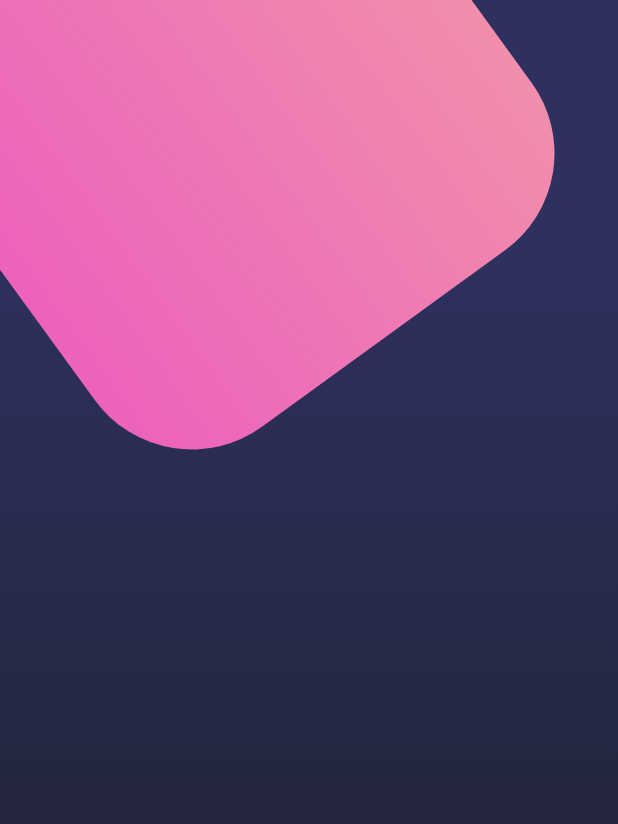
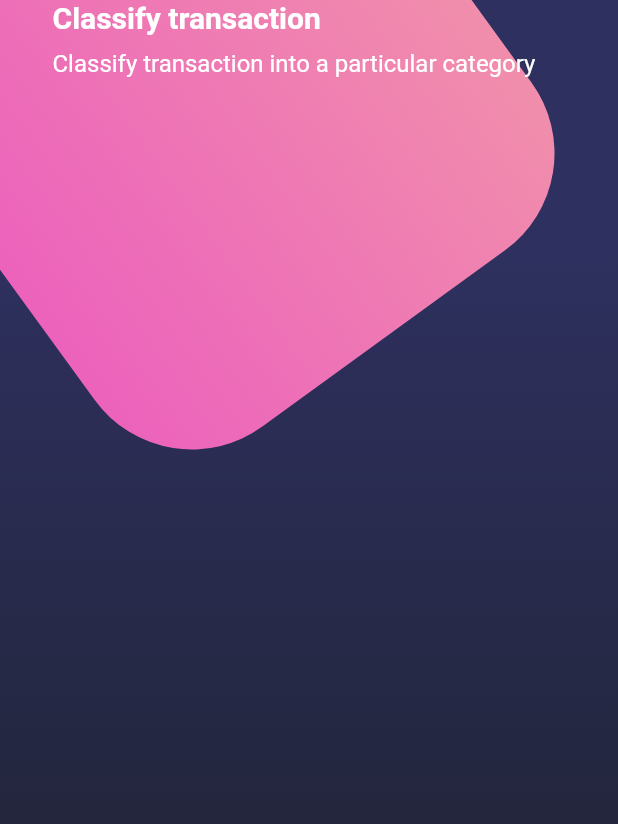
Before and after one commit to nachom96/BasicDesigns, a Flutter app: the screen it shows after launch, on a phone screen of 412 x 824 dp. Shown: the top 824 px of the screen. Run offline on Flutter 3.47's test engine with Material 2 defaults, Android fonts, the phone set to English and light mode, and no system bars.

Commit message:
Statusbar y título

```diff
--- a/lib/main.dart
+++ b/lib/main.dart
@@ -3,20 +3,25 @@ import 'package:flutter/material.dart';
 import 'package:disenos/screens/home_screen.dart';
 import 'package:disenos/screens/scroll_design.dart';
 import 'package:disenos/screens/basic_design.dart';
+import 'package:flutter/services.dart';
 
 void main() => runApp(MyApp());
 
 class MyApp extends StatelessWidget {
   @override
   Widget build(BuildContext context) {
+
+    // Cambia el color del overlay (la hora, wifi, batería)
+    SystemChrome.setSystemUIOverlayStyle(SystemUiOverlayStyle.light);
+
     return MaterialApp(
       debugShowCheckedModeBanner: false,
       title: 'Material App',
       initialRoute: 'home_screen',
       routes: {
-        'basic_design' : ( _ ) => BasicDesignScreen(),
-        'scroll_screen': ( _ ) => ScrollScreen(),
-        'home_screen'  : ( _ ) => HomeScreen(),
+        'basic_design': (_) => BasicDesignScreen(),
+        'scroll_screen': (_) => ScrollScreen(),
+        'home_screen': (_) => HomeScreen(),
       },
     );
   }
--- a/lib/screens/home_screen.dart
+++ b/lib/screens/home_screen.dart
@@ -1,5 +1,6 @@
+import 'package:flutter/material.dart';
 import 'package:disenos/widgets/background.dart';
-import 'package:flutter/material.dart';
+import 'package:disenos/widgets/page_title.dart';
 
 class HomeScreen extends StatelessWidget {
   const HomeScreen({Key? key}) : super(key: key);
@@ -8,11 +9,31 @@ class HomeScreen extends StatelessWidget {
   Widget build(BuildContext context) {
     return Scaffold(
       body: Stack(
-        children: [
+        children: const [
           // Background
           Background(),
+          // Home Body
+          _HomeBody(),
         ],
       ),
     );
   }
 }
+
+class _HomeBody extends StatelessWidget {
+  const _HomeBody({
+    Key? key,
+  }) : super(key: key);
+
+  @override
+  Widget build(BuildContext context) {
+    return SingleChildScrollView(
+      child: Column(
+        children: const [
+          // Títulos
+          PageTitle(),
+        ],
+      ),
+    );
+  }
+}
--- /dev/null
+++ b/lib/widgets/page_title.dart
@@ -0,0 +1,23 @@
+import 'package:flutter/material.dart';
+
+class PageTitle extends StatelessWidget {
+  const PageTitle({Key? key}) : super(key: key);
+
+  @override
+  Widget build(BuildContext context) {
+    return SafeArea(
+      bottom: false,
+      child: Container(
+        margin: const EdgeInsets.symmetric(horizontal: 35),
+        child: Column(
+          crossAxisAlignment: CrossAxisAlignment.start,
+          children: const [
+            Text('Classify transaction', style: TextStyle(fontSize: 20, fontWeight: FontWeight.bold, color: Colors.white),),
+            SizedBox(height: 10,),
+            Text('Classify transaction into a particular category', style: TextStyle(fontSize: 16, color: Colors.white)),
+          ],
+        ),
+      ),
+    );
+  }
+}
```
